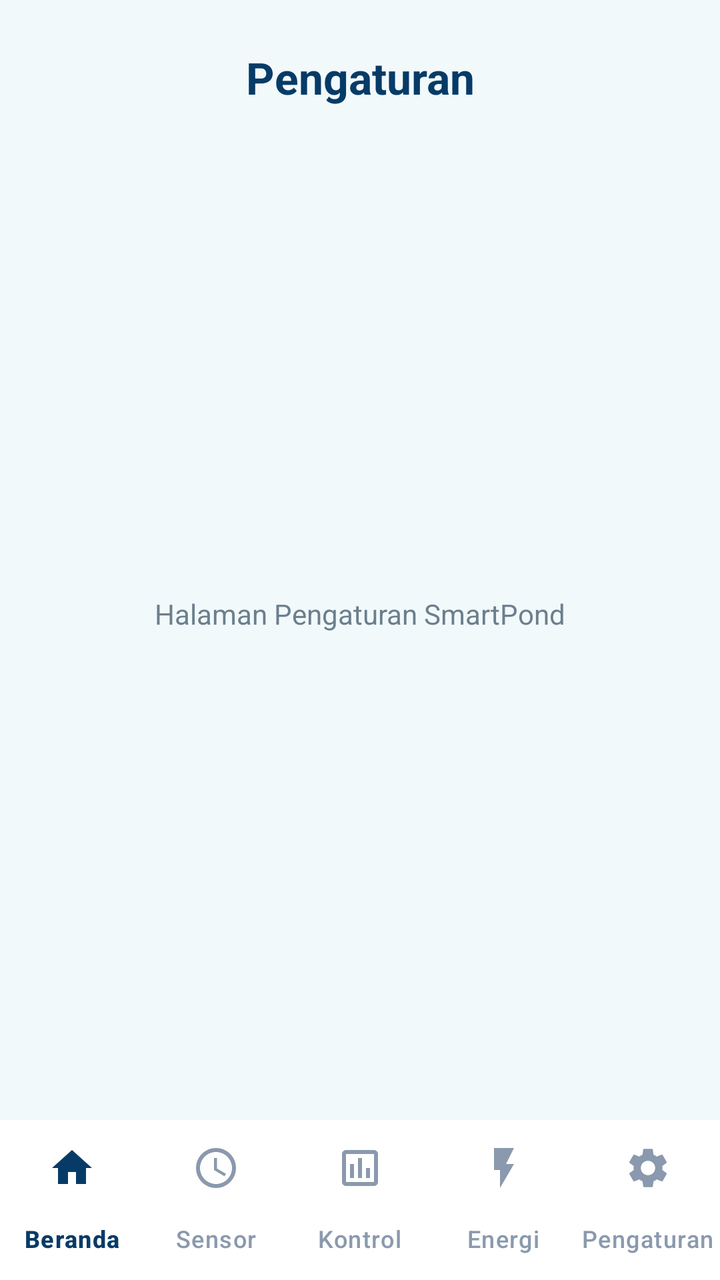
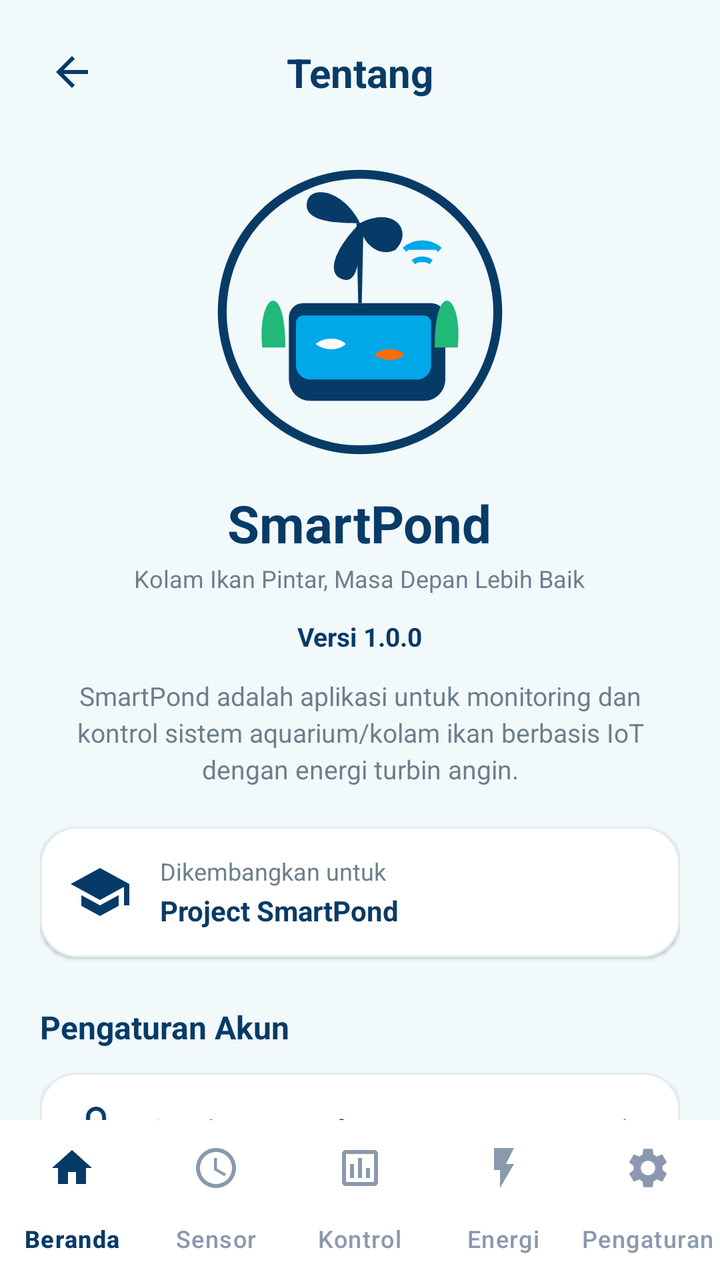

Before-and-after screenshots of an Android layout around one commit, followed by the original layout XML and the change that was made.
<!-- AndroidManifest.xml: application theme Theme.SmartPondApp -->
<!-- res/layout/activity_pengaturan.xml -->
<?xml version="1.0" encoding="utf-8"?>
<androidx.constraintlayout.widget.ConstraintLayout xmlns:android="http://schemas.android.com/apk/res/android"
    xmlns:app="http://schemas.android.com/apk/res-auto"
    xmlns:tools="http://schemas.android.com/tools"
    android:id="@+id/mainPengaturan"
    android:layout_width="match_parent"
    android:layout_height="match_parent"
    android:background="@color/sp_background"
    tools:context=".PengaturanActivity">

    <TextView
        android:id="@+id/tvPengaturanHeader"
        android:layout_width="wrap_content"
        android:layout_height="wrap_content"
        android:layout_marginTop="24dp"
        android:text="@string/nav_pengaturan"
        android:textColor="@color/sp_navy"
        android:textSize="22sp"
        android:textStyle="bold"
        app:layout_constraintEnd_toEndOf="parent"
        app:layout_constraintStart_toStartOf="parent"
        app:layout_constraintTop_toTopOf="parent" />

    <TextView
        android:layout_width="wrap_content"
        android:layout_height="wrap_content"
        android:text="Halaman Pengaturan SmartPond"
        android:textColor="@color/sp_muted"
        android:textSize="14sp"
        app:layout_constraintBottom_toTopOf="@id/bottomNavigation"
        app:layout_constraintEnd_toEndOf="parent"
        app:layout_constraintStart_toStartOf="parent"
        app:layout_constraintTop_toBottomOf="@id/tvPengaturanHeader" />

    <com.google.android.material.bottomnavigation.BottomNavigationView
        android:id="@+id/bottomNavigation"
        android:layout_width="match_parent"
        android:layout_height="wrap_content"
        android:background="@color/sp_card_bg"
        app:elevation="8dp"
        app:itemIconTint="@color/nav_item_color"
        app:itemRippleColor="#1A073B67"
        app:itemTextColor="@color/nav_item_color"
        app:labelVisibilityMode="labeled"
        app:layout_constraintBottom_toBottomOf="parent"
        app:menu="@menu/bottom_nav_menu" />

</androidx.constraintlayout.widget.ConstraintLayout>
<!-- resources referenced by this layout -->
<resources>
  <color name="sp_background">#F2F9FB</color>
  <color name="sp_card_bg">#FFFFFF</color>
  <color name="sp_muted">#6B7F8D</color>
  <color name="sp_navy">#073B67</color>
  <string name="nav_pengaturan">Pengaturan</string>
  <style name="Theme.SmartPondApp" parent="Base.Theme.SmartPondApp" />
  <style name="Base.Theme.SmartPondApp" parent="Theme.Material3.DayNight.NoActionBar">
          
          
      </style>
</resources>

<!-- the commit's change to res/layout/activity_pengaturan.xml (unified diff, before → after) -->
@@ -8,30 +8,271 @@
     android:background="@color/sp_background"
     tools:context=".PengaturanActivity">
 
-    <TextView
-        android:id="@+id/tvPengaturanHeader"
-        android:layout_width="wrap_content"
+    
+    <androidx.constraintlayout.widget.ConstraintLayout
+        android:id="@+id/headerBar"
+        android:layout_width="match_parent"
         android:layout_height="wrap_content"
-        android:layout_marginTop="24dp"
-        android:text="@string/nav_pengaturan"
-        android:textColor="@color/sp_navy"
-        android:textSize="22sp"
-        android:textStyle="bold"
-        app:layout_constraintEnd_toEndOf="parent"
-        app:layout_constraintStart_toStartOf="parent"
-        app:layout_constraintTop_toTopOf="parent" />
-
-    <TextView
-        android:layout_width="wrap_content"
-        android:layout_height="wrap_content"
-        android:text="Halaman Pengaturan SmartPond"
-        android:textColor="@color/sp_muted"
-        android:textSize="14sp"
+        android:paddingHorizontal="16dp"
+        android:paddingTop="16dp"
+        android:paddingBottom="12dp"
+        app:layout_constraintTop_toTopOf="parent">
+
+        <ImageButton
+            android:id="@+id/btnBack"
+            android:layout_width="40dp"
+            android:layout_height="40dp"
+            android:background="?attr/selectableItemBackgroundBorderless"
+            android:contentDescription="@string/cd_menu"
+            android:src="@drawable/ic_back_24"
+            app:layout_constraintBottom_toBottomOf="parent"
+            app:layout_constraintStart_toStartOf="parent"
+            app:layout_constraintTop_toTopOf="parent" />
+
+        <TextView
+            android:id="@+id/tvHeaderTitle"
+            android:layout_width="wrap_content"
+            android:layout_height="wrap_content"
+            android:text="Tentang"
+            android:textColor="@color/sp_navy"
+            android:textSize="20sp"
+            android:textStyle="bold"
+            app:layout_constraintBottom_toBottomOf="parent"
+            app:layout_constraintEnd_toEndOf="parent"
+            app:layout_constraintStart_toStartOf="parent"
+            app:layout_constraintTop_toTopOf="parent" />
+
+    </androidx.constraintlayout.widget.ConstraintLayout>
+
+    
+    <androidx.core.widget.NestedScrollView
+        android:id="@+id/scrollPengaturan"
+        android:layout_width="match_parent"
+        android:layout_height="0dp"
+        android:fillViewport="true"
         app:layout_constraintBottom_toTopOf="@id/bottomNavigation"
-        app:layout_constraintEnd_toEndOf="parent"
-        app:layout_constraintStart_toStartOf="parent"
-        app:layout_constraintTop_toBottomOf="@id/tvPengaturanHeader" />
-
+        app:layout_constraintTop_toBottomOf="@id/headerBar">
+
+        <LinearLayout
+            android:layout_width="match_parent"
+            android:layout_height="wrap_content"
+            android:gravity="center_horizontal"
+            android:orientation="vertical"
+            android:paddingHorizontal="20dp"
+            android:paddingBottom="24dp">
+
+            
+            <ImageView
+                android:id="@+id/ivSmartPondLogo"
+                android:layout_width="160dp"
+                android:layout_height="160dp"
+                android:layout_marginTop="8dp"
+                android:contentDescription="SmartPond Logo"
+                android:src="@drawable/ic_smartpond_logo" />
+
+            
+            <TextView
+                android:id="@+id/tvAppName"
+                android:layout_width="wrap_content"
+                android:layout_height="wrap_content"
+                android:layout_marginTop="8dp"
+                android:text="SmartPond"
+                android:textColor="@color/sp_navy"
+                android:textSize="26sp"
+                android:textStyle="bold" />
+
+            
+            <TextView
+                android:id="@+id/tvAppTagline"
+                android:layout_width="wrap_content"
+                android:layout_height="wrap_content"
+                android:layout_marginTop="2dp"
+                android:text="Kolam Ikan Pintar, Masa Depan Lebih Baik"
+                android:textColor="@color/sp_muted"
+                android:textSize="12sp" />
+
+            
+            <TextView
+                android:id="@+id/tvAppVersion"
+                android:layout_width="wrap_content"
+                android:layout_height="wrap_content"
+                android:layout_marginTop="12dp"
+                android:text="Versi 1.0.0"
+                android:textColor="@color/sp_navy"
+                android:textSize="13sp"
+                android:textStyle="bold" />
+
+            
+            <TextView
+                android:id="@+id/tvAppDescription"
+                android:layout_width="match_parent"
+                android:layout_height="wrap_content"
+                android:layout_marginTop="12dp"
+                android:gravity="center"
+                android:lineSpacingExtra="3dp"
+                android:paddingHorizontal="8dp"
+                android:text="SmartPond adalah aplikasi untuk monitoring dan kontrol sistem aquarium/kolam ikan berbasis IoT dengan energi turbin angin."
+                android:textColor="@color/sp_muted"
+                android:textSize="13sp" />
+
+            
+            <androidx.constraintlayout.widget.ConstraintLayout
+                android:id="@+id/cardDevInfo"
+                android:layout_width="match_parent"
+                android:layout_height="wrap_content"
+                android:layout_marginTop="20dp"
+                android:background="@drawable/bg_card_rounded"
+                android:elevation="1dp"
+                android:padding="14dp">
+
+                <ImageView
+                    android:id="@+id/ivDevIcon"
+                    android:layout_width="32dp"
+                    android:layout_height="32dp"
+                    android:contentDescription="Academic Icon"
+                    android:src="@drawable/ic_school_24"
+                    app:layout_constraintBottom_toBottomOf="parent"
+                    app:layout_constraintStart_toStartOf="parent"
+                    app:layout_constraintTop_toTopOf="parent" />
+
+                <LinearLayout
+                    android:layout_width="0dp"
+                    android:layout_height="wrap_content"
+                    android:layout_marginStart="14dp"
+                    android:orientation="vertical"
+                    app:layout_constraintBottom_toBottomOf="parent"
+                    app:layout_constraintEnd_toEndOf="parent"
+                    app:layout_constraintStart_toEndOf="@id/ivDevIcon"
+                    app:layout_constraintTop_toTopOf="parent">
+
+                    <TextView
+                        android:layout_width="wrap_content"
+                        android:layout_height="wrap_content"
+                        android:text="Dikembangkan untuk"
+                        android:textColor="@color/sp_muted"
+                        android:textSize="12sp" />
+
+                    <TextView
+                        android:id="@+id/tvDeveloperInfo"
+                        android:layout_width="wrap_content"
+                        android:layout_height="wrap_content"
+                        android:layout_marginTop="2dp"
+                        android:text="Project SmartPond"
+                        android:textColor="@color/sp_navy"
+                        android:textSize="14sp"
+                        android:textStyle="bold" />
+
+                </LinearLayout>
+
+            </androidx.constraintlayout.widget.ConstraintLayout>
+
+            
+            <TextView
+                android:id="@+id/tvSectionAccount"
+                android:layout_width="wrap_content"
+                android:layout_height="wrap_content"
+                android:layout_gravity="start"
+                android:layout_marginTop="24dp"
+                android:text="Pengaturan Akun"
+                android:textColor="@color/sp_navy"
+                android:textSize="16sp"
+                android:textStyle="bold" />
+
+            
+            <androidx.constraintlayout.widget.ConstraintLayout
+                android:id="@+id/btnChangePassword"
+                android:layout_width="match_parent"
+                android:layout_height="56dp"
+                android:layout_marginTop="12dp"
+                android:background="@drawable/bg_card_rounded"
+                android:clickable="true"
+                android:elevation="1dp"
+                android:focusable="true"
+                android:paddingHorizontal="16dp">
+
+                <ImageView
+                    android:id="@+id/ivLockIcon"
+                    android:layout_width="24dp"
+                    android:layout_height="24dp"
+                    android:contentDescription="Lock Icon"
+                    android:src="@drawable/ic_lock_24"
+                    app:layout_constraintBottom_toBottomOf="parent"
+                    app:layout_constraintStart_toStartOf="parent"
+                    app:layout_constraintTop_toTopOf="parent" />
+
+                <TextView
+                    android:layout_width="wrap_content"
+                    android:layout_height="wrap_content"
+                    android:layout_marginStart="14dp"
+                    android:text="Ganti Password"
+                    android:textColor="@color/sp_navy"
+                    android:textSize="14sp"
+                    android:textStyle="bold"
+                    app:layout_constraintBottom_toBottomOf="parent"
+                    app:layout_constraintStart_toEndOf="@id/ivLockIcon"
+                    app:layout_constraintTop_toTopOf="parent" />
+
+                <ImageView
+                    android:layout_width="20dp"
+                    android:layout_height="20dp"
+                    android:contentDescription="Chevron"
+                    android:src="@drawable/ic_chevron_right_24"
+                    app:layout_constraintBottom_toBottomOf="parent"
+                    app:layout_constraintEnd_toEndOf="parent"
+                    app:layout_constraintTop_toTopOf="parent" />
+
+            </androidx.constraintlayout.widget.ConstraintLayout>
+
+            
+            <androidx.constraintlayout.widget.ConstraintLayout
+                android:id="@+id/btnLogout"
+                android:layout_width="match_parent"
+                android:layout_height="56dp"
+                android:layout_marginTop="10dp"
+                android:background="@drawable/bg_card_rounded"
+                android:clickable="true"
+                android:elevation="1dp"
+                android:focusable="true"
+                android:paddingHorizontal="16dp">
+
+                <ImageView
+                    android:id="@+id/ivLogoutIcon"
+                    android:layout_width="24dp"
+                    android:layout_height="24dp"
+                    android:contentDescription="Logout Icon"
+                    android:src="@drawable/ic_logout_24"
+                    app:layout_constraintBottom_toBottomOf="parent"
+                    app:layout_constraintStart_toStartOf="parent"
+                    app:layout_constraintTop_toTopOf="parent" />
+
+                <TextView
+                    android:layout_width="wrap_content"
+                    android:layout_height="wrap_content"
+                    android:layout_marginStart="14dp"
+                    android:text="Keluar"
+                    android:textColor="#E53935"
+                    android:textSize="14sp"
+                    android:textStyle="bold"
+                    app:layout_constraintBottom_toBottomOf="parent"
+                    app:layout_constraintStart_toEndOf="@id/ivLogoutIcon"
+                    app:layout_constraintTop_toTopOf="parent" />
+
+                <ImageView
+                    android:layout_width="20dp"
+                    android:layout_height="20dp"
+                    android:contentDescription="Chevron"
+                    android:src="@drawable/ic_chevron_right_24"
+                    app:layout_constraintBottom_toBottomOf="parent"
+                    app:layout_constraintEnd_toEndOf="parent"
+                    app:layout_constraintTop_toTopOf="parent" />
+
+            </androidx.constraintlayout.widget.ConstraintLayout>
+
+        </LinearLayout>
+
+    </androidx.core.widget.NestedScrollView>
+
+    
     <com.google.android.material.bottomnavigation.BottomNavigationView
         android:id="@+id/bottomNavigation"
         android:layout_width="match_parent"
<!-- resource entries referenced after the edit -->
@@ -4,8 +4,75 @@
   <color name="sp_card_bg">#FFFFFF</color>
   <color name="sp_muted">#6B7F8D</color>
   <color name="sp_navy">#073B67</color>
-  <string name="nav_pengaturan">Pengaturan</string>
+  <!-- drawable bg_card_rounded (drawable) -->
+  <?xml version="1.0" encoding="utf-8"?>
+  <shape xmlns:android="http://schemas.android.com/apk/res/android"
+      android:shape="rectangle">
+      <solid android:color="@color/sp_card_bg" />
+      <corners android:radius="18dp" />
+      <stroke
+          android:width="1dp"
+          android:color="@color/sp_card_stroke" />
+  </shape>
+  <!-- drawable ic_back_24 (drawable) -->
+  <?xml version="1.0" encoding="utf-8"?>
+  <vector xmlns:android="http://schemas.android.com/apk/res/android"
+      android:width="24dp"
+      android:height="24dp"
+      android:viewportWidth="24"
+      android:viewportHeight="24">
+      <path
+          android:fillColor="@color/sp_navy"
+          android:pathData="M20,11H7.83l5.59,-5.59L12,4l-8,8 8,8 1.41,-1.41L7.83,13H20v-2z" />
+  </vector>
+  <!-- drawable ic_chevron_right_24 (drawable) -->
+  <?xml version="1.0" encoding="utf-8"?>
+  <vector xmlns:android="http://schemas.android.com/apk/res/android"
+      android:width="24dp"
+      android:height="24dp"
+      android:viewportWidth="24"
+      android:viewportHeight="24">
+      <path
+          android:fillColor="@color/sp_muted"
+          android:pathData="M10,6L8.59,7.41 13.17,12l-4.58,4.59L10,18l6,-6z" />
+  </vector>
+  <!-- drawable ic_lock_24 (drawable) -->
+  <?xml version="1.0" encoding="utf-8"?>
+  <vector xmlns:android="http://schemas.android.com/apk/res/android"
+      android:width="24dp"
+      android:height="24dp"
+      android:viewportWidth="24"
+      android:viewportHeight="24">
+      <path
+          android:fillColor="@color/sp_navy"
+          android:pathData="M18,8h-1V6c0,-2.76 -2.24,-5 -5,-5S7,3.24 7,6v2H6c-1.1,0 -2,0.9 -2,2v10c0,1.1 0.9,2 2,2h12c1.1,0 2,-0.9 2,-2V10c0,-1.1 -0.9,-2 -2,-2z M9,6c0,-1.66 1.34,-3 3,-3s3,1.34 3,3v2H9V6z M12,17c-1.1,0 -2,-0.9 -2,-2s0.9,-2 2,-2 2,0.9 2,2 -0.9,2 -2,2z" />
+  </vector>
+  <!-- drawable ic_logout_24 (drawable) -->
+  <?xml version="1.0" encoding="utf-8"?>
+  <vector xmlns:android="http://schemas.android.com/apk/res/android"
+      android:width="24dp"
+      android:height="24dp"
+      android:viewportWidth="24"
+      android:viewportHeight="24">
+      <path
+          android:fillColor="#E53935"
+          android:pathData="M17,7l-1.41,1.41L18.17,11H8v2h10.17l-2.58,2.58L17,17l5,-5z M4,5h8V3H4c-1.1,0 -2,0.9 -2,2v14c0,1.1 0.9,2 2,2h8v-2H4V5z" />
+  </vector>
+  <!-- drawable ic_school_24 (drawable) -->
+  <?xml version="1.0" encoding="utf-8"?>
+  <vector xmlns:android="http://schemas.android.com/apk/res/android"
+      android:width="28dp"
+      android:height="28dp"
+      android:viewportWidth="24"
+      android:viewportHeight="24">
+      <path
+          android:fillColor="@color/sp_navy"
+          android:pathData="M5,13.18v4L12,21l7,-3.82v-4L12,17L5,13.18z M12,3L1,9l11,6 9,-4.91V17h2V9L12,3z" />
+  </vector>
+  <!-- drawable ic_smartpond_logo: vector/xml drawable (drawable, 2096 chars, omitted) -->
+  <string name="cd_menu">Menu</string>
   <style name="Theme.SmartPondApp" parent="Base.Theme.SmartPondApp" />
+  <color name="sp_card_stroke">#E2ECF3</color>
   <style name="Base.Theme.SmartPondApp" parent="Theme.Material3.DayNight.NoActionBar">
           
           
